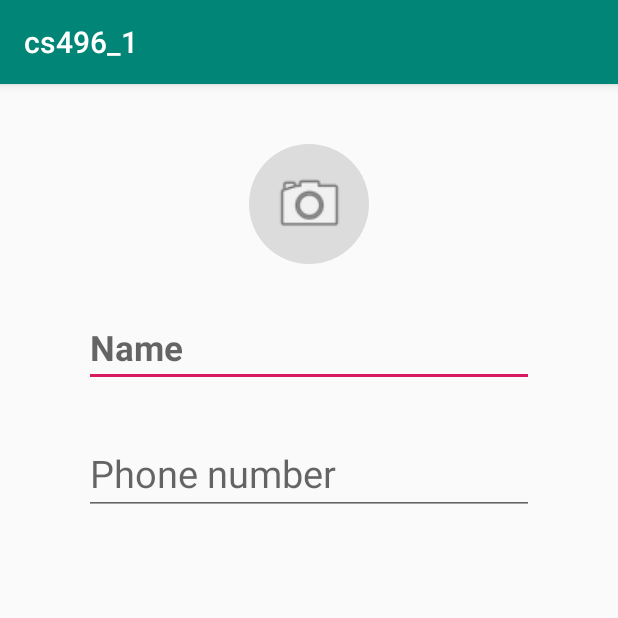
After one commit to estanie/cs496_1, an Android app: the AddressEditActivity screen opened directly, with no data from a screen before it, on a phone screen of 412 x 824 dp, the top half of it. The commit adds this screen. Run offline under Robolectric (Android 15) with nearby library versions, the phone set to English and light mode, and no system bars.

Commit message:
Sync with local contacts and Add edit activity page
Sync with local contacts and Add edit activity page

```diff
--- a/app/src/main/AndroidManifest.xml
+++ b/app/src/main/AndroidManifest.xml
@@ -19,9 +19,11 @@
             </intent-filter>
         </activity>
         <activity android:name=".activities.ImageDetailActivity"></activity>
+        <activity android:name=".activities.AddressEditActivity"></activity>
     </application>
     <uses-permission android:name="android.permission.WRITE_EXTERNAL_STORAGE" />
     <uses-permission android:name="android.permission.READ_EXTERNAL_STORAGE" />
+    <uses-permission android:name="android.permission.READ_CONTACTS"/>
     <uses-permission android:name="android.permission.CAMERA" />
     <uses-feature
             android:name="android.hardware.camera.any"
--- /dev/null
+++ b/app/src/main/java/com/example/q/cs496_1/activities/AddressEditActivity.kt
@@ -0,0 +1,20 @@
+package com.example.q.cs496_1.activities
+
+import android.content.Intent
+import android.os.Bundle
+import android.support.v7.app.AppCompatActivity
+import kotlinx.android.synthetic.main.address_entry.*
+import com.example.q.cs496_1.R
+
+
+class AddressEditActivity : AppCompatActivity() {
+    override fun onCreate(savedInstanceState: Bundle?) {
+        super.onCreate(savedInstanceState)
+        setContentView(R.layout.address_edit)
+
+        if (intent.hasExtra("name")) {
+            addName.text = intent.getStringExtra("name")
+            addNumber.text = intent.getStringExtra("number")
+        }
+    }
+}
--- /dev/null
+++ b/app/src/main/res/drawable/gray_circle.xml
@@ -0,0 +1,8 @@
+<?xml version="1.0" encoding="utf-8"?>
+<selector xmlns:android="http://schemas.android.com/apk/res/android">
+    <item>
+        <shape android:shape="oval">
+            <solid android:color="#dcdcdc"/>
+        </shape>
+    </item>
+</selector>
--- /dev/null
+++ b/app/src/main/res/layout/address_edit.xml
@@ -0,0 +1,59 @@
+<android.support.constraint.ConstraintLayout
+        xmlns:android="http://schemas.android.com/apk/res/android"
+        android:layout_width="match_parent"
+        android:layout_height="match_parent"
+        xmlns:app="http://schemas.android.com/apk/res-auto"
+        xmlns:tools="http://schemas.android.com/tools">
+
+
+
+    <ImageView
+            android:id="@+id/addBackground"
+            android:layout_width="80dp"
+            android:layout_height="80dp"
+            android:layout_marginTop="40dp"
+            app:layout_constraintStart_toStartOf="parent"
+            app:layout_constraintEnd_toEndOf="parent"
+            app:layout_constraintTop_toTopOf="parent"
+            android:background="@drawable/gray_circle"
+    />
+
+    <ImageView
+            android:id="@+id/addPhoto"
+            android:layout_width="50dp"
+            android:layout_height="60dp"
+            app:layout_constraintStart_toStartOf="@id/addBackground"
+            app:layout_constraintEnd_toEndOf="@id/addBackground"
+            app:layout_constraintTop_toTopOf="@id/addBackground"
+            app:layout_constraintBottom_toBottomOf="@id/addBackground"
+            android:src="@android:drawable/ic_menu_camera"
+    />
+
+    <EditText
+            android:id="@+id/addName"
+            android:layout_width="300dp"
+            android:layout_height="wrap_content"
+            android:layout_marginTop="40dp"
+            android:textSize="23sp"
+            android:textStyle="bold"
+            android:hint="Name"
+            android:lines="1"
+            app:layout_constraintStart_toStartOf="parent"
+            app:layout_constraintEnd_toEndOf="parent"
+            app:layout_constraintTop_toBottomOf="@id/addPhoto"
+            tools:text="Name"/>
+
+    <EditText
+            android:id="@+id/addNumber"
+            android:layout_width="300dp"
+            android:layout_height="wrap_content"
+            android:textSize="25sp"
+            android:layout_marginTop="30dp"
+            android:lines="1"
+            android:hint="Phone number"
+            app:layout_constraintStart_toStartOf="parent"
+            app:layout_constraintEnd_toEndOf="parent"
+            app:layout_constraintTop_toBottomOf="@id/addName"
+            tools:text="010-XXXX-XXXX"/>
+
+</android.support.constraint.ConstraintLayout>
--- a/app/src/main/res/layout/address_entry.xml
+++ b/app/src/main/res/layout/address_entry.xml
@@ -2,6 +2,7 @@
 <android.support.constraint.ConstraintLayout xmlns:android="http://schemas.android.com/apk/res/android"
                                              android:layout_width="match_parent"
                                              android:layout_height="60dp"
+                                             android:id="@+id/addEntry"
                                              xmlns:app="http://schemas.android.com/apk/res-auto"
                                              xmlns:tools="http://schemas.android.com/tools">
 
```
Also changed, not shown: app/src/main/java/com/example/q/cs496_1/activities/MainActivity.kt (+7 -2 lines), app/src/main/java/com/example/q/cs496_1/adapters/AddListAdapter.kt (+13 -1 lines), app/src/main/java/com/example/q/cs496_1/fragments/AddressFragment.kt (+33 -2 lines), app/src/main/java/com/example/q/cs496_1/models/address.kt (+9 -1 lines), app/src/main/res/layout/fragment_address.xml (+11 -2 lines).
